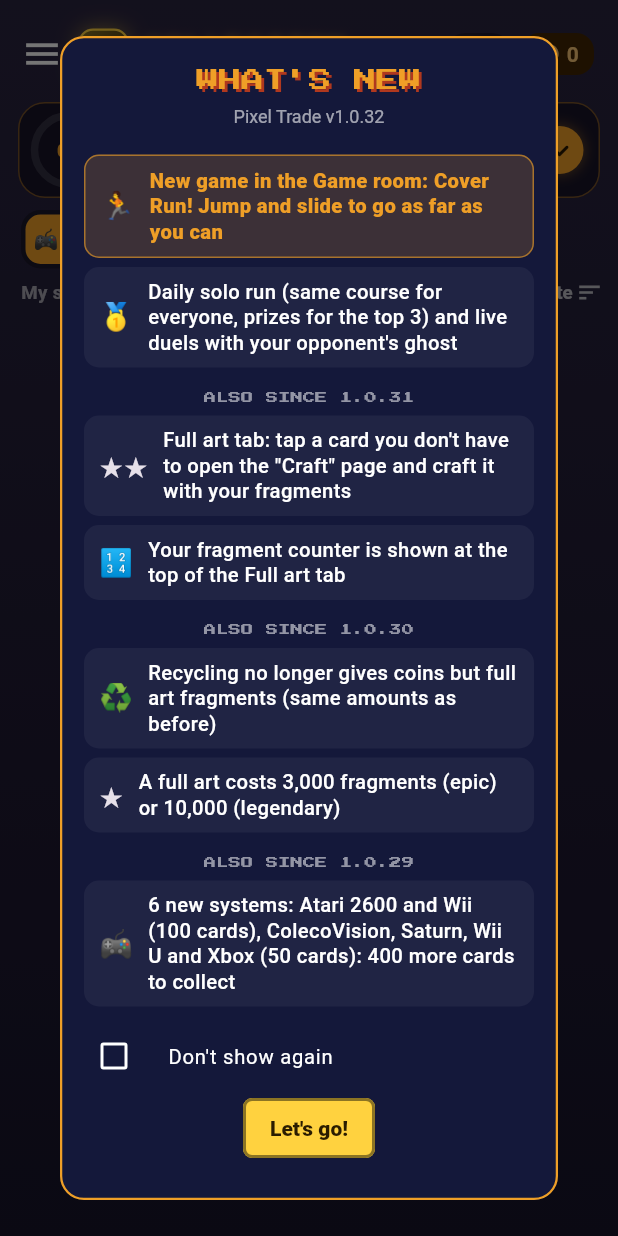
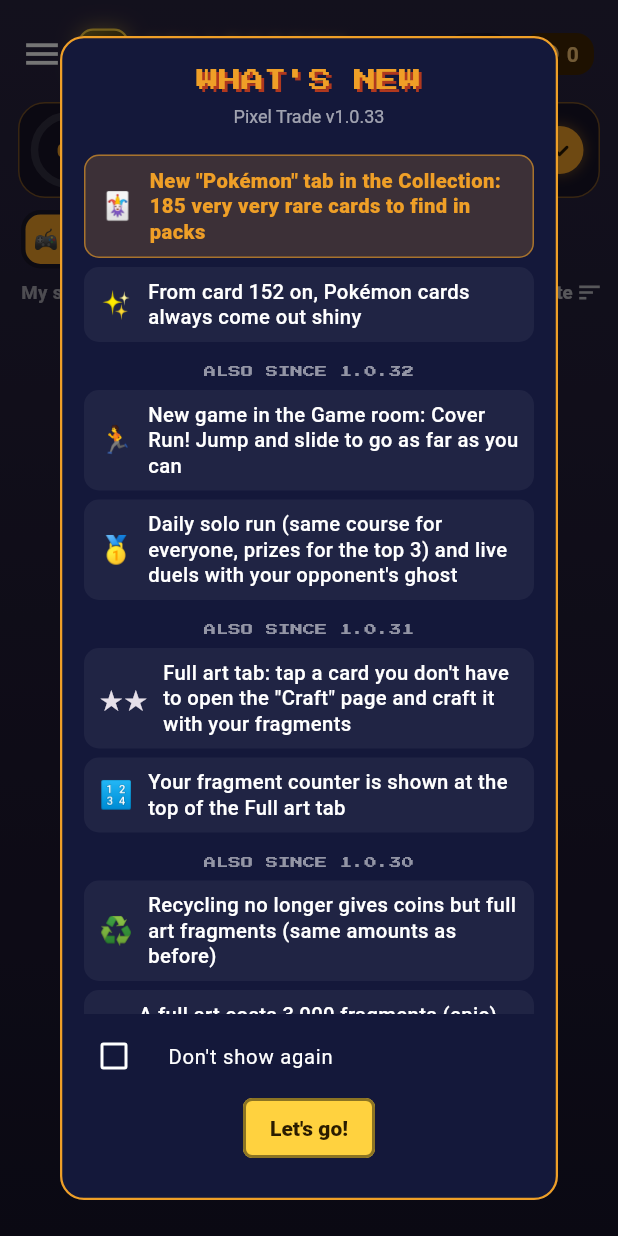
Before and after one commit to foclabroc/retro_collec_app, a Flutter app: the HomeShell screen opened directly, on a phone screen of 412 x 824 dp. Run offline on Flutter 3.47's test engine with Material 3 defaults, Android fonts, the phone set to English and light mode, and no system bars; our stand-ins replace flutter_local_notifications, google_fonts, open_filex, sensors_plus, shared_preferences, web; missing offline and left inert: dart:js_interop, workmanager; accounts and stored records are empty; network calls fail; statements that could not run were skipped.

Commit message:
1.0.33 : serie Pokemon (version, nouveautes, changelog)
Co-authored-by: Copilot App <223556219+Copilot@users.noreply.github.com>

```diff
--- a/lib/update_check.dart
+++ b/lib/update_check.dart
@@ -19,7 +19,7 @@ import 'web_audio_stub.dart' if (dart.library.js_interop) 'web_audio_web.dart';
 // ═══════════════════════════════════════════════════════════════════════════
 
 /// Version de l'application (identique au pubspec.yaml, sans le « +N »).
-const kRetroCollecVersion = '1.0.32';
+const kRetroCollecVersion = '1.0.33';
 
 const _apiLatest = 'https://api.github.com/repos/foclabroc/retro_collec_app/releases/latest';
 const _releasesPage = 'https://github.com/foclabroc/retro_collec_app/releases/latest';
--- a/lib/whats_new.dart
+++ b/lib/whats_new.dart
@@ -12,6 +12,11 @@ import 'update_check.dart';
 // ═══════════════════════════════════════════════════════════════════════════
 
 const _kNews = <(String, String, String)>[
+  ('🃏', 'Nouvel onglet « Pokémon » dans la Collection : 185 cartes très très rares à trouver dans les paquets',
+      'New "Pokémon" tab in the Collection: 185 very very rare cards to find in packs'),
+  ('✨', 'À partir de la carte 152, les cartes Pokémon sortent toujours brillantes',
+      'From card 152 on, Pokémon cards always come out shiny'),
+  ('#', 'Aussi depuis la 1.0.32', 'Also since 1.0.32'),
   ('🏃', 'Nouveau jeu dans la Salle de jeux : la Course de jaquettes ! Saute et glisse pour aller le plus loin possible',
       'New game in the Game room: Cover Run! Jump and slide to go as far as you can'),
   ('🥇', 'Course solo du jour (même parcours pour tous, lots pour les 3 meilleurs) et duels en direct avec le fantôme de l\'adversaire',
--- a/pubspec.yaml
+++ b/pubspec.yaml
@@ -1,7 +1,7 @@
 name: retro_collec
 description: Pixel Trade — collection multijoueur de boîtes de jeux rétro (paquets, échanges, marché) by foclabroc
 publish_to: 'none'
-version: 1.0.32+33
+version: 1.0.33+34
 
 environment:
   sdk: '>=3.0.0 <4.0.0'
```
Also changed, not shown: 2 other files.
